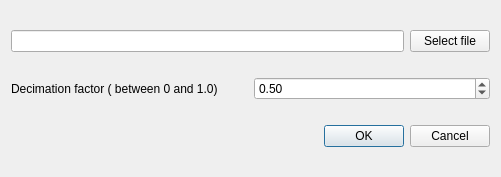
Qt form 3DMetrics/decimation_dialog.ui (IfremerUnderwater/3DMetrics) before a commit.
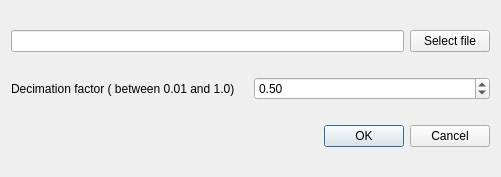
The same form after that commit.

The edit to the form file:
```diff
--- a/3DMetrics/decimation_dialog.ui
+++ b/3DMetrics/decimation_dialog.ui
@@ -33,7 +33,7 @@
      <item>
       <widget class="QLabel" name="label">
        <property name="text">
-        <string>Decimation factor ( between 0 and 1.0)</string>
+        <string>Decimation factor ( between 0.01 and 1.0)</string>
        </property>
       </widget>
      </item>
```
